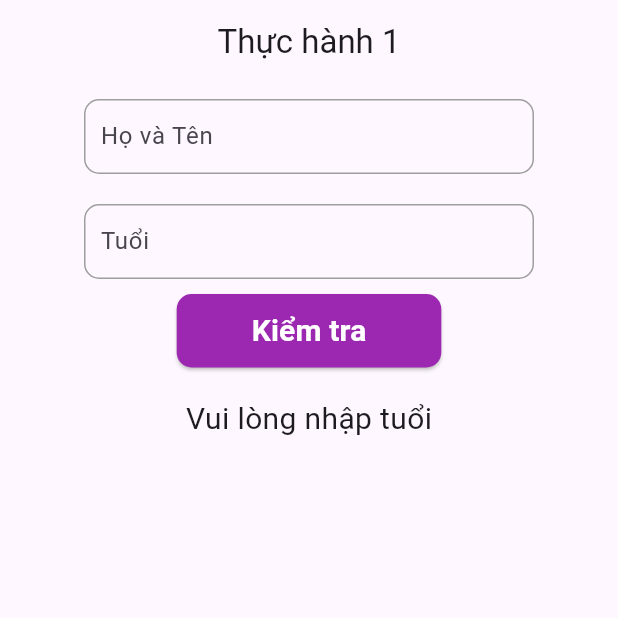
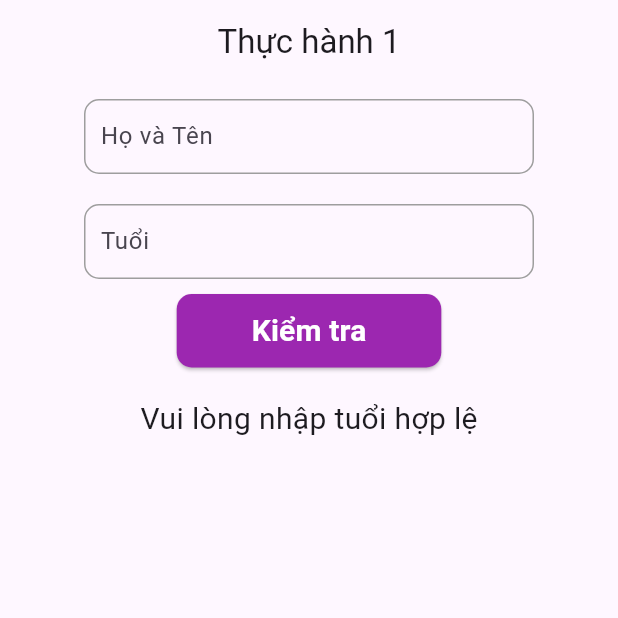
Before and after one commit to bangnguyen2264/laptrinh_tbdd, a Flutter app: the screen it shows after launch, after a tap on "Kiểm tra", on a phone screen of 412 x 824 dp, the top half of it. Run offline on Flutter 3.47's test engine with Material 3 defaults, Android fonts, the phone set to English and light mode, and no system bars.

Commit message:
Thêm bài thực hành 1

```diff
--- a/Source code/baitap_laptrinhtbdd/lib/thuchanh_1.dart
+++ b/Source code/baitap_laptrinhtbdd/lib/thuchanh_1.dart
@@ -27,13 +27,13 @@ class _Thuchanh1State extends State<Thuchanh1> {
               ElevatedButton(
                 style: ButtonStyle(
                   backgroundColor:
-                      MaterialStateProperty.all<Color>(Colors.purple),
-                  shape: MaterialStateProperty.all<RoundedRectangleBorder>(
+                      WidgetStateProperty.all<Color>(Colors.purple),
+                  shape: WidgetStateProperty.all<RoundedRectangleBorder>(
                     RoundedRectangleBorder(
                       borderRadius: BorderRadius.circular(10),
                     ),
                   ),
-                  padding: MaterialStateProperty.all<EdgeInsetsGeometry>(
+                  padding: WidgetStateProperty.all<EdgeInsetsGeometry>(
                     EdgeInsets.symmetric(horizontal: 50, vertical: 10),
                   ),
                 ),
@@ -82,16 +82,11 @@ class _Thuchanh1State extends State<Thuchanh1> {
 
   String _checkAge() {
     final int age = int.tryParse(_ageController.text) ?? 0;
-    if (age == 0) {
-      return 'Vui lòng nhập tuổi';
-    } else if (age < 18) {
-      return 'Bạn là thiếu niên';
-    } else if (age < 30) {
-      return 'Bạn là thanh niên';
-    }
-    if (age < 50) {
-      return 'Bạn là người trung niên';
-    }
+    if (age <= 0) return 'Vui lòng nhập tuổi hợp lệ';
+    if (age < 18) return 'Bạn là thiếu niên';
+    if (age < 30) return 'Bạn là thanh niên';
+    if (age < 50) return 'Bạn là người trung niên';
+
     return 'Bạn là người già';
   }
 }
```
